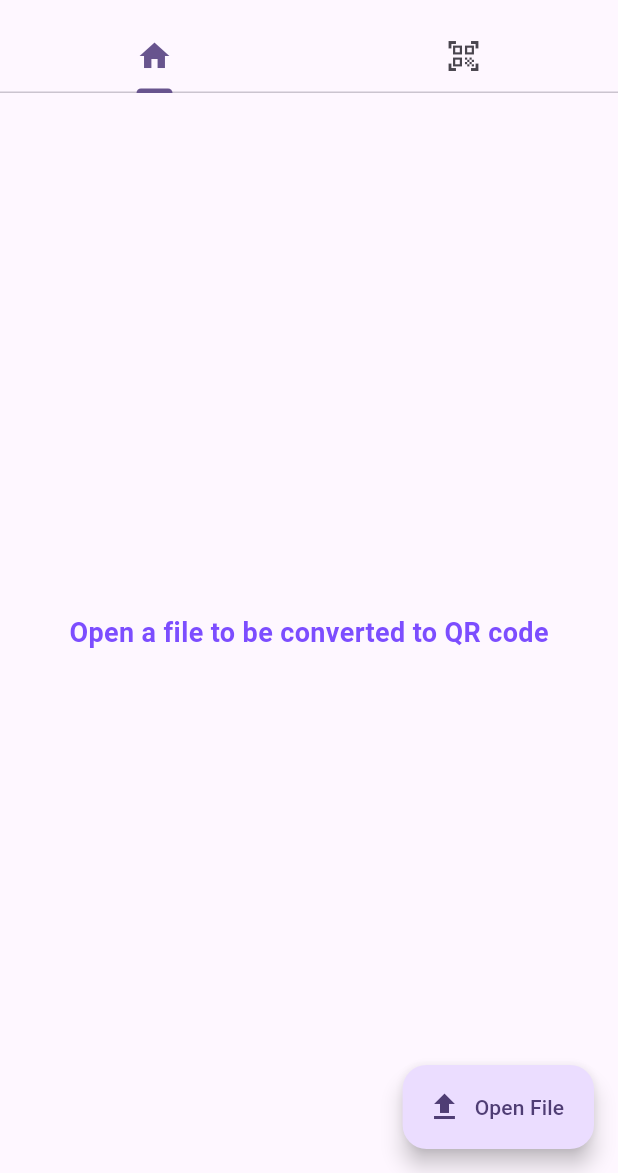
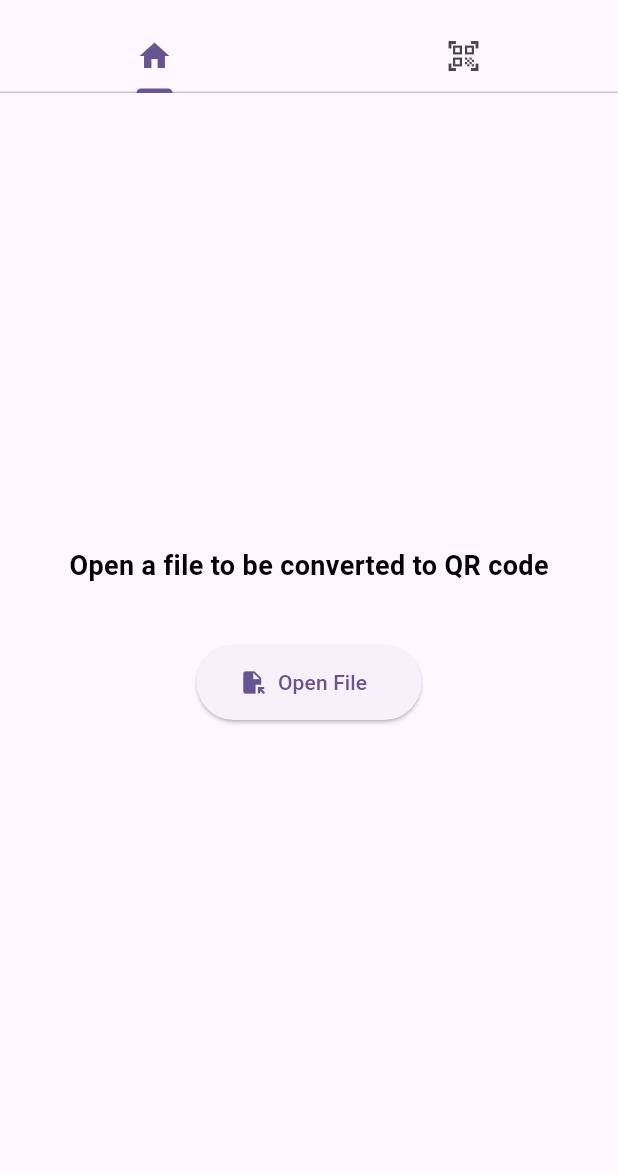
Before and after one commit to sreenumr/barcode_flutter, a Flutter app: the screen it shows after launch, on a phone screen of 412 x 824 dp, the part 63-1236 px from its top. Run offline on Flutter 3.47's test engine with Material 2 defaults, Android fonts, the phone set to English and light mode, and no system bars; our stand-ins replace file_picker, permission_handler, qr_flutter; missing offline and left inert: barcode, qr, qr_code_scanner, qr_mobile_vision.

Commit message:
Switched button position in home page

```diff
--- a/lib/widgets/pages/home.dart
+++ b/lib/widgets/pages/home.dart
@@ -27,26 +27,22 @@ class _MyHomePageState extends State<MyHomePage> {
                     style: const TextStyle(
                       fontSize: Constants.fontMedium,
                     )),
-            if (appState.selectedFileName.isNotEmpty)
-              (ElevatedButton.icon(
-                  onPressed: () {
-                    appState.generateQRCode();
-                    Navigator.push(
-                        context,
-                        MaterialPageRoute(
-                            builder: (context) => const CodePage(
-                                  title: "Code Page",
-                                )));
-                  },
-                  icon: const Icon(Icons.qr_code),
-                  label: const Text(
-                    "Generate Code",
-                  )))
-            else
               const Text(
                 "Open a file to be converted to QR code",
                 style: TextStyle(
-                  fontSize: Constants.fontMedium,
+                    fontSize: Constants.fontMedium, color: Colors.black),
+              ),
+              SizedBox(
+                width: 150,
+                height: 50,
+                child: ElevatedButton.icon(
+                  onPressed: () {
+                    appState.pickFile();
+                  },
+                  icon: const Icon(Icons.file_open),
+                  label: const Text(
+                    "Open File",
+                  ),
                 ),
               ),
             ]
@@ -57,19 +53,19 @@ class _MyHomePageState extends State<MyHomePage> {
                 .toList(),
           ),
         ),
-      floatingActionButton:
-          // Row(
-          // children: [
-          // FloatingActionButton.extended(
-          //     onPressed: () => {appState.pickFile()},
-          //     icon: const Icon(Icons.qr_code_scanner),
-          //     label: const Text("Generate Code")),
-          FloatingActionButton.extended(
-              onPressed: () => {appState.pickFile()},
-              icon: const Icon(Icons.file_upload),
-              label: const Text("Open File")),
-      // ],
-    );
-    // );
+        floatingActionButton: appState.selectedFileName.isNotEmpty
+            ? FloatingActionButton.extended(
+                onPressed: () {
+                  Navigator.push(
+                      context,
+                      MaterialPageRoute(
+                          builder: (context) => const CodePage(
+                                title: "Code Page",
+                              )));
+                  appState.generateQRCode();
+                },
+                icon: const Icon(Icons.qr_code),
+                label: const Text("Generate QR code"))
+            : null);
   }
 }
```
Also changed, not shown: lib/main.dart (+5 -37 lines). Lines whose indentation alone changed are shown as unchanged.
